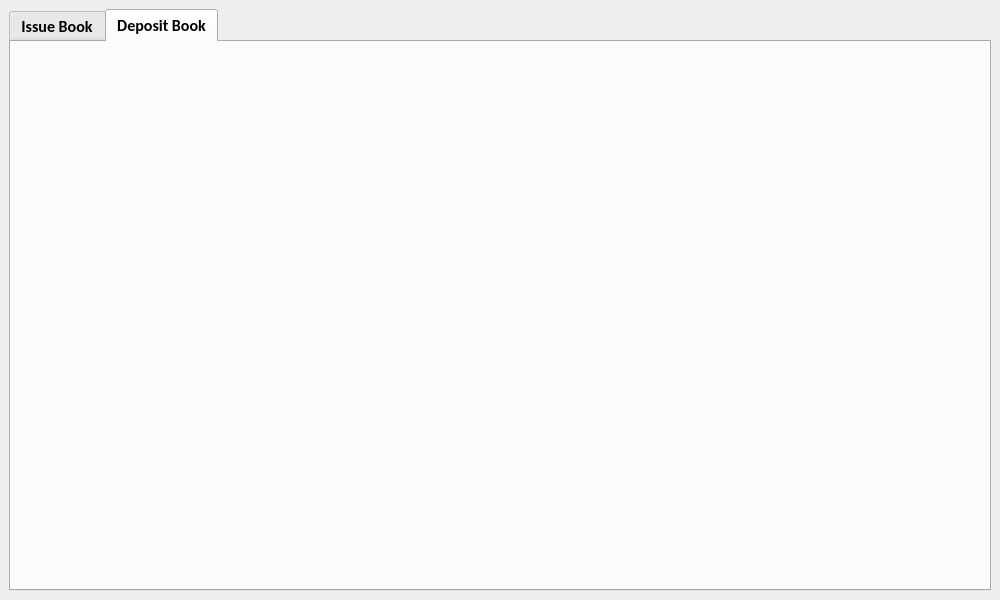
Before: the Qt Designer form UI/uifiles/myapp.ui in ayushr01/Library-Management-System, drawn with Qt 5.
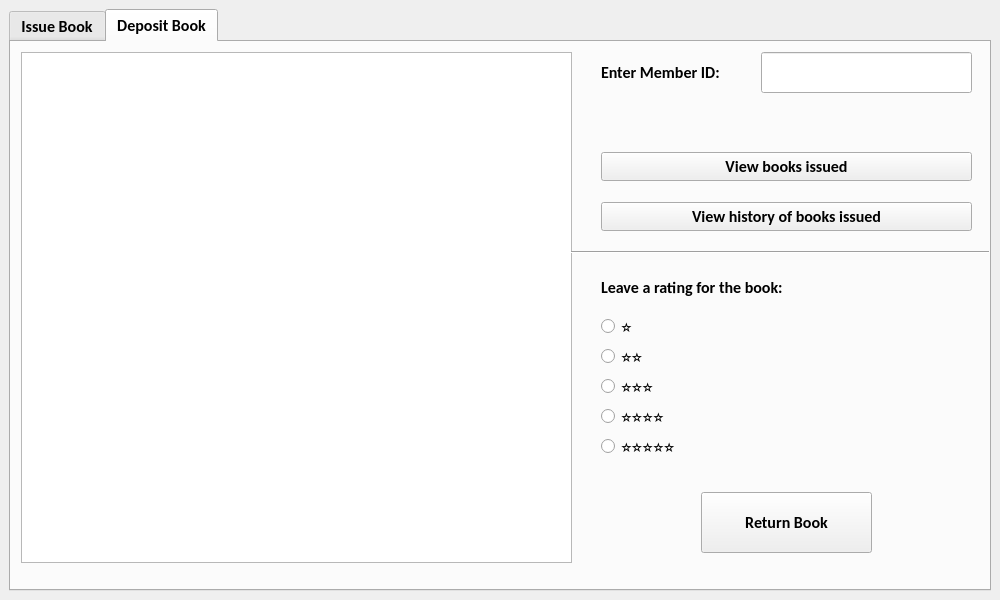
After: the same form once the commit is applied. The open tabs and pages were chosen to show the change.

```diff
--- a/UI/uifiles/myapp.ui
+++ b/UI/uifiles/myapp.ui
@@ -320,6 +320,189 @@
        <attribute name="title">
         <string>Deposit Book</string>
        </attribute>
+       <widget class="QLabel" name="memberlabel">
+        <property name="geometry">
+         <rect>
+          <x>590</x>
+          <y>10</y>
+          <width>149</width>
+          <height>41</height>
+         </rect>
+        </property>
+        <property name="text">
+         <string>Enter Member ID:</string>
+        </property>
+       </widget>
+       <widget class="QLineEdit" name="idfield">
+        <property name="geometry">
+         <rect>
+          <x>750</x>
+          <y>10</y>
+          <width>211</width>
+          <height>41</height>
+         </rect>
+        </property>
+       </widget>
+       <widget class="QPushButton" name="viewbookbutton">
+        <property name="geometry">
+         <rect>
+          <x>590</x>
+          <y>110</y>
+          <width>371</width>
+          <height>29</height>
+         </rect>
+        </property>
+        <property name="text">
+         <string>View books issued</string>
+        </property>
+       </widget>
+       <widget class="QListWidget" name="memlist">
+        <property name="geometry">
+         <rect>
+          <x>10</x>
+          <y>10</y>
+          <width>551</width>
+          <height>511</height>
+         </rect>
+        </property>
+        <property name="editTriggers">
+         <set>QAbstractItemView::NoEditTriggers</set>
+        </property>
+       </widget>
+       <widget class="QLabel" name="errorlabel_2">
+        <property name="geometry">
+         <rect>
+          <x>590</x>
+          <y>70</y>
+          <width>371</width>
+          <height>22</height>
+         </rect>
+        </property>
+        <property name="styleSheet">
+         <string notr="true">color: red
+</string>
+        </property>
+        <property name="text">
+         <string/>
+        </property>
+       </widget>
+       <widget class="Line" name="line_2">
+        <property name="geometry">
+         <rect>
+          <x>560</x>
+          <y>200</y>
+          <width>421</width>
+          <height>21</height>
+         </rect>
+        </property>
+        <property name="orientation">
+         <enum>Qt::Horizontal</enum>
+        </property>
+       </widget>
+       <widget class="QPushButton" name="returnbutton">
+        <property name="geometry">
+         <rect>
+          <x>690</x>
+          <y>450</y>
+          <width>171</width>
+          <height>61</height>
+         </rect>
+        </property>
+        <property name="text">
+         <string>Return Book</string>
+        </property>
+       </widget>
+       <widget class="QPushButton" name="viewbookhistorybutton">
+        <property name="geometry">
+         <rect>
+          <x>590</x>
+          <y>160</y>
+          <width>371</width>
+          <height>29</height>
+         </rect>
+        </property>
+        <property name="text">
+         <string>View history of books issued</string>
+        </property>
+       </widget>
+       <widget class="QRadioButton" name="onestar">
+        <property name="geometry">
+         <rect>
+          <x>590</x>
+          <y>270</y>
+          <width>140</width>
+          <height>28</height>
+         </rect>
+        </property>
+        <property name="text">
+         <string>⭐</string>
+        </property>
+       </widget>
+       <widget class="QRadioButton" name="twostar">
+        <property name="geometry">
+         <rect>
+          <x>590</x>
+          <y>300</y>
+          <width>140</width>
+          <height>28</height>
+         </rect>
+        </property>
+        <property name="text">
+         <string>⭐⭐</string>
+        </property>
+       </widget>
+       <widget class="QRadioButton" name="threestar">
+        <property name="geometry">
+         <rect>
+          <x>590</x>
+          <y>330</y>
+          <width>140</width>
+          <height>28</height>
+         </rect>
+        </property>
+        <property name="text">
+         <string>⭐⭐⭐</string>
+        </property>
+       </widget>
+       <widget class="QRadioButton" name="fourstar">
+        <property name="geometry">
+         <rect>
+          <x>590</x>
+          <y>360</y>
+          <width>140</width>
+          <height>28</height>
+         </rect>
+        </property>
+        <property name="text">
+         <string>⭐⭐⭐⭐</string>
+        </property>
+       </widget>
+       <widget class="QRadioButton" name="fivestar">
+        <property name="geometry">
+         <rect>
+          <x>590</x>
+          <y>390</y>
+          <width>140</width>
+          <height>28</height>
+         </rect>
+        </property>
+        <property name="text">
+         <string>⭐⭐⭐⭐⭐</string>
+        </property>
+       </widget>
+       <widget class="QLabel" name="ratinglabel">
+        <property name="geometry">
+         <rect>
+          <x>590</x>
+          <y>230</y>
+          <width>371</width>
+          <height>31</height>
+         </rect>
+        </property>
+        <property name="text">
+         <string>Leave a rating for the book:</string>
+        </property>
+       </widget>
       </widget>
      </widget>
     </item>
```
Left out of the diff: 2 changed lines with no effect on the pictures.
